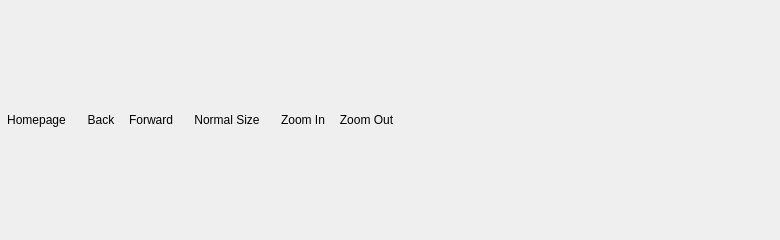
Before: the Qt Designer form src/ui/helpwindow.ui in opencor/opencor, drawn with Qt 5.
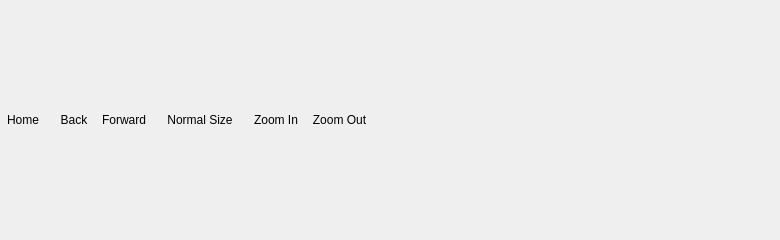
After: the same form once the commit is applied. Icons and pictures are not drawn.

```diff
--- a/src/ui/helpwindow.ui
+++ b/src/ui/helpwindow.ui
@@ -33,7 +33,7 @@
          <enum>Qt::NoFocus</enum>
         </property>
         <property name="text">
-         <string>Homepage</string>
+         <string>Home</string>
         </property>
         <property name="iconSize">
          <size>
```
Left out of the diff: 10 changed lines with no effect on the pictures.
